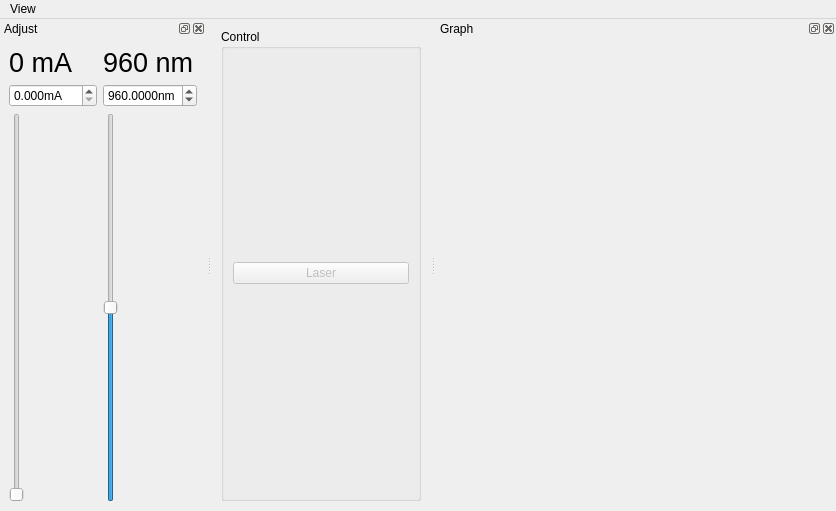
Qt form gui/ctltoptica/ui_ctltoptica.ui (qpit/qudi-attolab) before a commit.
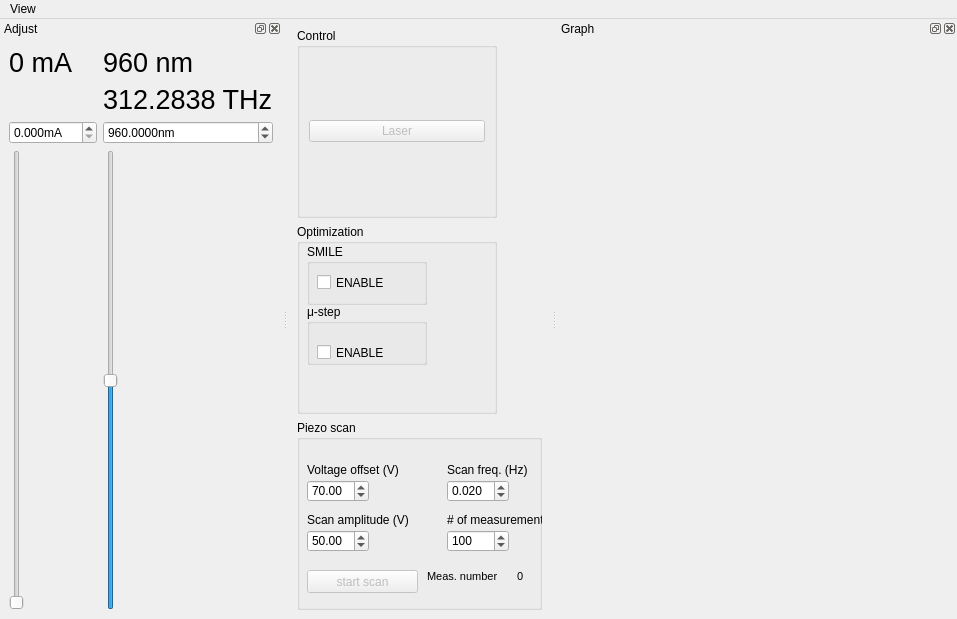
The same form after that commit. Icons and pictures are not drawn. Custom widgets are drawn as their Qt base class.

Commit message:
The project works with minor bugs when double use of the NI card (counter mainly) The laser scanner module works well.
Next step will be to make a module for AOM control:
    - Power control
    - Saturation curve measurement

Patch:
```diff
--- a/gui/ctltoptica/ui_ctltoptica.ui
+++ b/gui/ctltoptica/ui_ctltoptica.ui
@@ -6,8 +6,8 @@
    <rect>
     <x>0</x>
     <y>0</y>
-    <width>730</width>
-    <height>511</height>
+    <width>957</width>
+    <height>619</height>
    </rect>
   </property>
   <property name="windowTitle">
@@ -15,8 +15,79 @@
   </property>
   <widget class="QWidget" name="centralwidget">
    <layout class="QGridLayout" name="gridLayout">
+    <item row="2" column="0">
+     <widget class="QGroupBox" name="groupBoxOptimization">
+      <property name="title">
+       <string>Optimization</string>
+      </property>
+      <widget class="QGroupBox" name="ustep_optimization">
+       <property name="geometry">
+        <rect>
+         <x>10</x>
+         <y>80</y>
+         <width>120</width>
+         <height>61</height>
+        </rect>
+       </property>
+       <property name="title">
+        <string>μ-step</string>
+       </property>
+       <widget class="QCheckBox" name="checkBoxUStep">
+        <property name="geometry">
+         <rect>
+          <x>10</x>
+          <y>40</y>
+          <width>70</width>
+          <height>17</height>
+         </rect>
+        </property>
+        <property name="text">
+         <string>ENABLE</string>
+        </property>
+        <property name="checked">
+         <bool>false</bool>
+        </property>
+       </widget>
+      </widget>
+      <widget class="QGroupBox" name="SMILE_otimization">
+       <property name="geometry">
+        <rect>
+         <x>10</x>
+         <y>20</y>
+         <width>120</width>
+         <height>61</height>
+        </rect>
+       </property>
+       <property name="title">
+        <string>SMILE</string>
+       </property>
+       <widget class="QCheckBox" name="checkBoxSMILE">
+        <property name="enabled">
+         <bool>true</bool>
+        </property>
+        <property name="geometry">
+         <rect>
+          <x>10</x>
+          <y>30</y>
+          <width>70</width>
+          <height>17</height>
+         </rect>
+        </property>
+        <property name="text">
+         <string>ENABLE</string>
+        </property>
+        <property name="checkable">
+         <bool>true</bool>
+        </property>
+        <property name="checked">
+         <bool>false</bool>
+        </property>
+       </widget>
+      </widget>
+     </widget>
+    </item>
     <item row="0" column="0">
-     <widget class="QGroupBox" name="groupBox">
+     <widget class="QGroupBox" name="groupBoxLaserEnable">
       <property name="enabled">
        <bool>true</bool>
       </property>
@@ -76,6 +147,217 @@
       </layout>
      </widget>
     </item>
+    <item row="3" column="0" colspan="2">
+     <widget class="QGroupBox" name="groupBox">
+      <property name="title">
+       <string>Piezo scan</string>
+      </property>
+      <widget class="QLabel" name="scanFreqLabel">
+       <property name="geometry">
+        <rect>
+         <x>150</x>
+         <y>40</y>
+         <width>101</width>
+         <height>20</height>
+        </rect>
+       </property>
+       <property name="text">
+        <string>Scan freq. (Hz)</string>
+       </property>
+      </widget>
+      <widget class="QDoubleSpinBox" name="setScanAmpdoubleSpinBox">
+       <property name="geometry">
+        <rect>
+         <x>10</x>
+         <y>110</y>
+         <width>62</width>
+         <height>22</height>
+        </rect>
+       </property>
+       <property name="minimum">
+        <double>0.000000000000000</double>
+       </property>
+       <property name="maximum">
+        <double>70.000000000000000</double>
+       </property>
+       <property name="value">
+        <double>50.000000000000000</double>
+       </property>
+      </widget>
+      <widget class="QDoubleSpinBox" name="setVoltOffdoubleSpinBox">
+       <property name="geometry">
+        <rect>
+         <x>10</x>
+         <y>60</y>
+         <width>62</width>
+         <height>22</height>
+        </rect>
+       </property>
+       <property name="minimum">
+        <double>40.000000000000000</double>
+       </property>
+       <property name="maximum">
+        <double>100.000000000000000</double>
+       </property>
+       <property name="value">
+        <double>70.000000000000000</double>
+       </property>
+      </widget>
+      <widget class="QLabel" name="voltageOffsetLabel">
+       <property name="geometry">
+        <rect>
+         <x>10</x>
+         <y>40</y>
+         <width>101</width>
+         <height>20</height>
+        </rect>
+       </property>
+       <property name="text">
+        <string>Voltage offset (V)</string>
+       </property>
+      </widget>
+      <widget class="QLabel" name="numMeasLabel">
+       <property name="geometry">
+        <rect>
+         <x>150</x>
+         <y>90</y>
+         <width>101</width>
+         <height>20</height>
+        </rect>
+       </property>
+       <property name="text">
+        <string># of measurement</string>
+       </property>
+      </widget>
+      <widget class="QDoubleSpinBox" name="setScanFreqdoubleSpinBox">
+       <property name="geometry">
+        <rect>
+         <x>150</x>
+         <y>60</y>
+         <width>62</width>
+         <height>22</height>
+        </rect>
+       </property>
+       <property name="decimals">
+        <number>3</number>
+       </property>
+       <property name="maximum">
+        <double>200.000000000000000</double>
+       </property>
+       <property name="value">
+        <double>0.020000000000000</double>
+       </property>
+      </widget>
+      <widget class="QDoubleSpinBox" name="setNumMeasdoubleSpinBox">
+       <property name="geometry">
+        <rect>
+         <x>150</x>
+         <y>110</y>
+         <width>62</width>
+         <height>22</height>
+        </rect>
+       </property>
+       <property name="decimals">
+        <number>0</number>
+       </property>
+       <property name="minimum">
+        <double>0.000000000000000</double>
+       </property>
+       <property name="maximum">
+        <double>100000.000000000000000</double>
+       </property>
+       <property name="value">
+        <double>100.000000000000000</double>
+       </property>
+      </widget>
+      <widget class="QLabel" name="scanAmpLabel">
+       <property name="geometry">
+        <rect>
+         <x>10</x>
+         <y>90</y>
+         <width>101</width>
+         <height>20</height>
+        </rect>
+       </property>
+       <property name="text">
+        <string>Scan amplitude (V)</string>
+       </property>
+      </widget>
+      <widget class="QPushButton" name="startScanButton">
+       <property name="enabled">
+        <bool>false</bool>
+       </property>
+       <property name="geometry">
+        <rect>
+         <x>10</x>
+         <y>150</y>
+         <width>111</width>
+         <height>23</height>
+        </rect>
+       </property>
+       <property name="sizePolicy">
+        <sizepolicy hsizetype="Preferred" vsizetype="Fixed">
+         <horstretch>0</horstretch>
+         <verstretch>0</verstretch>
+        </sizepolicy>
+       </property>
+       <property name="text">
+        <string>start scan</string>
+       </property>
+       <property name="checkable">
+        <bool>true</bool>
+       </property>
+       <property name="checked">
+        <bool>false</bool>
+       </property>
+       <property name="default">
+        <bool>false</bool>
+       </property>
+      </widget>
+      <widget class="QLabel" name="measNumLabel">
+       <property name="geometry">
+        <rect>
+         <x>220</x>
+         <y>140</y>
+         <width>21</width>
+         <height>33</height>
+        </rect>
+       </property>
+       <property name="font">
+        <font>
+         <pointsize>8</pointsize>
+        </font>
+       </property>
+       <property name="text">
+        <string>0</string>
+       </property>
+       <property name="scaledContents">
+        <bool>true</bool>
+       </property>
+      </widget>
+      <widget class="QLabel" name="measNumberLabel">
+       <property name="geometry">
+        <rect>
+         <x>130</x>
+         <y>140</y>
+         <width>71</width>
+         <height>33</height>
+        </rect>
+       </property>
+       <property name="font">
+        <font>
+         <pointsize>8</pointsize>
+        </font>
+       </property>
+       <property name="text">
+        <string>Meas. number:</string>
+       </property>
+       <property name="scaledContents">
+        <bool>true</bool>
+       </property>
+      </widget>
+     </widget>
+    </item>
    </layout>
   </widget>
   <widget class="QMenuBar" name="menubar">
@@ -83,7 +365,7 @@
     <rect>
      <x>0</x>
      <y>0</y>
-     <width>730</width>
+     <width>957</width>
      <height>21</height>
     </rect>
    </property>
@@ -107,7 +389,7 @@
    </attribute>
    <widget class="QWidget" name="dockWidgetContents_2">
     <layout class="QGridLayout" name="gridLayout_2">
-     <item row="3" column="0">
+     <item row="4" column="0">
       <widget class="QSlider" name="setValueVerticalSlider">
        <property name="minimum">
         <number>0</number>
@@ -120,7 +402,7 @@
        </property>
       </widget>
      </item>
-     <item row="3" column="2">
+     <item row="4" column="2">
       <widget class="QSlider" name="setWavelengthVerticalSlider">
        <property name="minimum">
         <number>955</number>
@@ -139,7 +421,7 @@
        </property>
       </widget>
      </item>
-     <item row="1" column="2">
+     <item row="2" column="2">
       <widget class="QDoubleSpinBox" name="setWavelengthDoubleSpinBox">
        <property name="suffix">
         <string>nm</string>
@@ -176,22 +458,7 @@
        </property>
       </widget>
      </item>
-     <item row="0" column="0" colspan="2">
-      <widget class="QLabel" name="currentLabel">
-       <property name="font">
-        <font>
-         <pointsize>20</pointsize>
-        </font>
-       </property>
-       <property name="text">
-        <string>0 mA</string>
-       </property>
-       <property name="scaledContents">
-        <bool>true</bool>
-       </property>
-      </widget>
-     </item>
-     <item row="1" column="0" colspan="2">
+     <item row="2" column="0" colspan="2">
       <widget class="ScienDSpinBox" name="setValueDoubleSpinBox">
        <property name="suffix">
         <string>mA</string>
@@ -204,6 +471,33 @@
        </property>
       </widget>
      </item>
+     <item row="0" column="0" colspan="2">
+      <widget class="QLabel" name="currentLabel">
+       <property name="font">
+        <font>
+         <pointsize>20</pointsize>
+        </font>
+       </property>
+       <property name="text">
+        <string>0 mA</string>
+       </property>
+       <property name="scaledContents">
+        <bool>true</bool>
+       </property>
+      </widget>
+     </item>
+     <item row="1" column="2">
+      <widget class="QLabel" name="frequencyLabel">
+       <property name="font">
+        <font>
+         <pointsize>20</pointsize>
+        </font>
+       </property>
+       <property name="text">
+        <string>312.2838 THz</string>
+       </property>
+      </widget>
+     </item>
     </layout>
    </widget>
   </widget>
@@ -217,7 +511,7 @@
    <property name="minimumSize">
     <size>
      <width>400</width>
-     <height>50</height>
+     <height>75</height>
     </size>
    </property>
    <property name="baseSize">
```
The commit also changes 11 other files.
